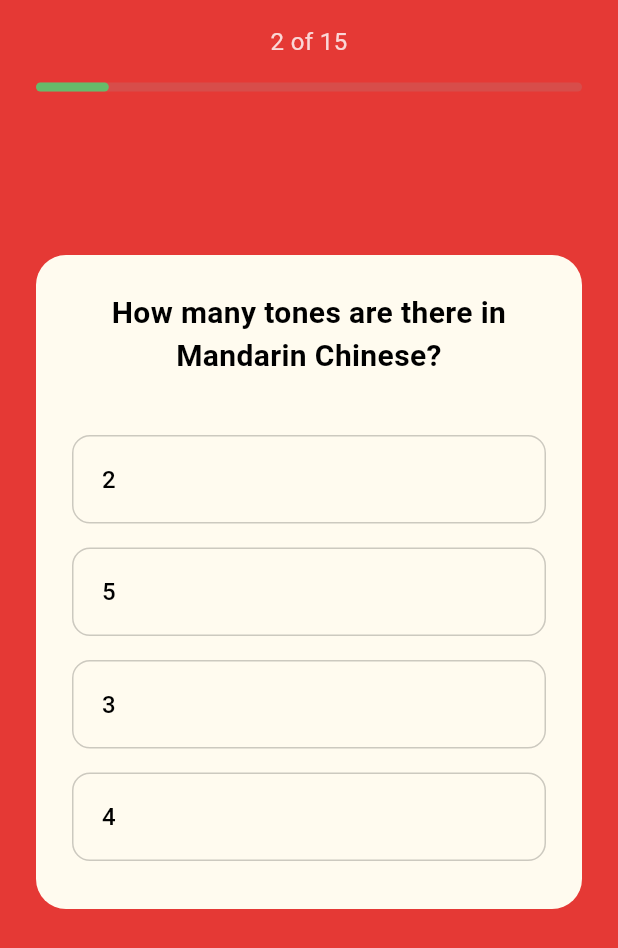
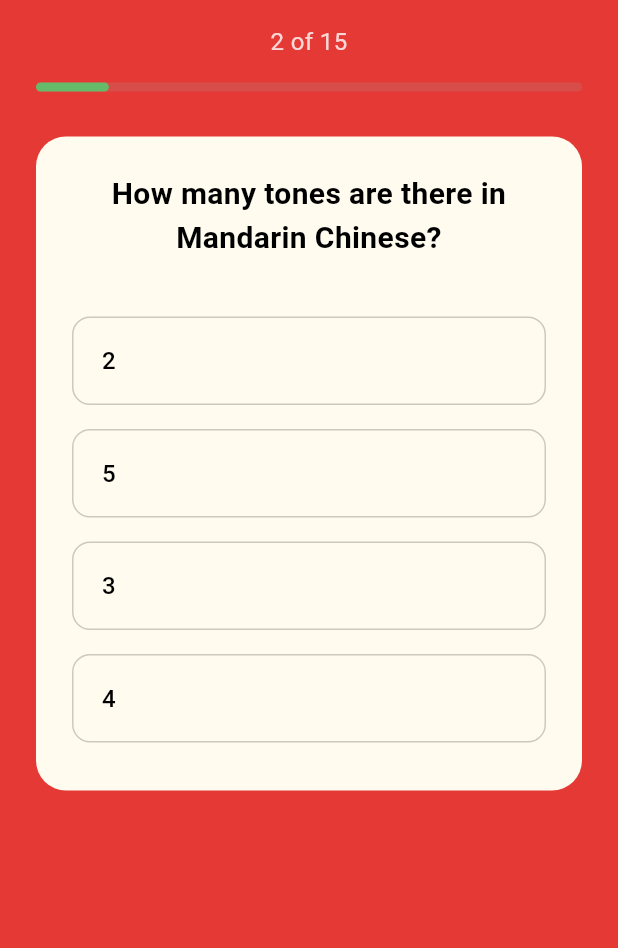
Before and after one commit to sycamore12/quiz_app, a Flutter app: the QuizScreen screen opened directly with empty values, after a tap on "Goodbye", after a tap on "Next", on a phone screen of 412 x 824 dp. Shown: the top 948 px of the screen. Run offline on Flutter 3.47's test engine with Material 3 defaults, Android fonts, the phone set to English and light mode, and no system bars; Roboto replaces fonts that are missing (Montserrat).

Commit message:
fix: tambah scrolling pada quiz screen untuk mencegah overflow

```diff
--- a/lib/screens/quiz_screen.dart
+++ b/lib/screens/quiz_screen.dart
@@ -17,26 +17,20 @@ class _QuizScreenState extends State<QuizScreen> {
   final List<String> _userAnswers = [];
   String? _selectedAnswer;
 
-  // --- 1. THIS IS THE FIX ---
-  // We'll store the shuffled list here so it doesn't change on rebuild
   late List<String> _currentShuffledAnswers;
 
-  // --- 2. INITIALIZE THE LIST ---
   @override
   void initState() {
     super.initState();
-    // Get the shuffled answers for the *first* question
     _currentShuffledAnswers = questions[_currentQuestionIndex].getShuffledAnswers();
   }
 
-  // This just locks in the answer
   void _answerQuestion(String selectedAnswer) {
     setState(() {
       _selectedAnswer = selectedAnswer;
     });
   }
 
-  // This moves to the next question or ends the quiz
   void _nextQuestion() {
     if (_selectedAnswer == null) return;
 
@@ -53,12 +47,9 @@ class _QuizScreenState extends State<QuizScreen> {
         ),
       );
     } else {
-      // Go to next question
       setState(() {
         _currentQuestionIndex++;
-        _selectedAnswer = null; // Reset for the new question
-
-        // --- 3. GET NEW LIST FOR NEXT QUESTION ---
+        _selectedAnswer = null;
         _currentShuffledAnswers = questions[_currentQuestionIndex].getShuffledAnswers();
       });
     }
@@ -66,7 +57,6 @@ class _QuizScreenState extends State<QuizScreen> {
 
   @override
   Widget build(BuildContext context) {
-    // We still need currentQuestion to check the *correct* answer
     final currentQuestion = questions[_currentQuestionIndex];
     final bool isAnswered = _selectedAnswer != null;
     final theme = Theme.of(context);
@@ -76,6 +66,9 @@ class _QuizScreenState extends State<QuizScreen> {
       body: SafeArea(
         child: Padding(
           padding: const EdgeInsets.symmetric(horizontal: 24.0),
+
+          // --- 1. WRAP THE COLUMN WITH SingleChildScrollView ---
+          child: SingleChildScrollView(
             child: Column(
               crossAxisAlignment: CrossAxisAlignment.stretch,
               children: [
@@ -98,7 +91,9 @@ class _QuizScreenState extends State<QuizScreen> {
                   minHeight: 6,
                   borderRadius: BorderRadius.circular(100),
                 ),
-              const Spacer(flex: 1),
+
+                // --- 2. REPLACE Spacer WITH SizedBox ---
+                const SizedBox(height: 30),
 
                 // --- QUESTION CARD ---
                 Container(
@@ -122,7 +117,7 @@ class _QuizScreenState extends State<QuizScreen> {
                       ),
                       const SizedBox(height: 30),
 
-                    // --- 4. USE THE "FROZEN" LIST ---
+                      // --- Answer Buttons ---
                       ..._currentShuffledAnswers.map((answer) {
                         final isCorrect = answer == currentQuestion.answers[0];
                         final isSelected = answer == _selectedAnswer;
@@ -150,8 +145,11 @@ class _QuizScreenState extends State<QuizScreen> {
                     ],
                   ),
                 ),
-              const Spacer(flex: 2),
+
+                // --- 3. REPLACE Spacer WITH SizedBox FOR BOTTOM PADDING ---
+                const SizedBox(height: 30),
               ],
+            ),
           ),
         ),
       ),
```
Lines whose indentation alone changed are shown as unchanged.
